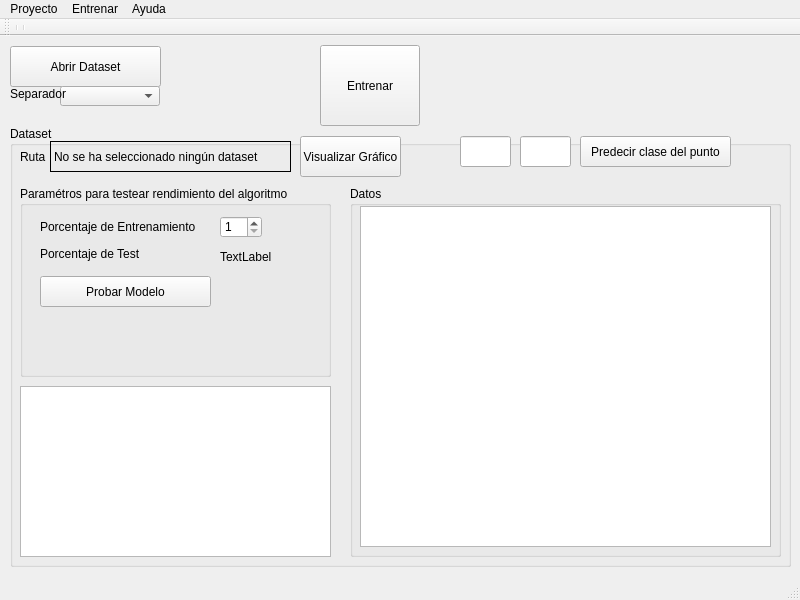
The window that src/UI/QT_Main.ui (hectornauta/kavecinos) describes before a commit, drawn with Qt 5.
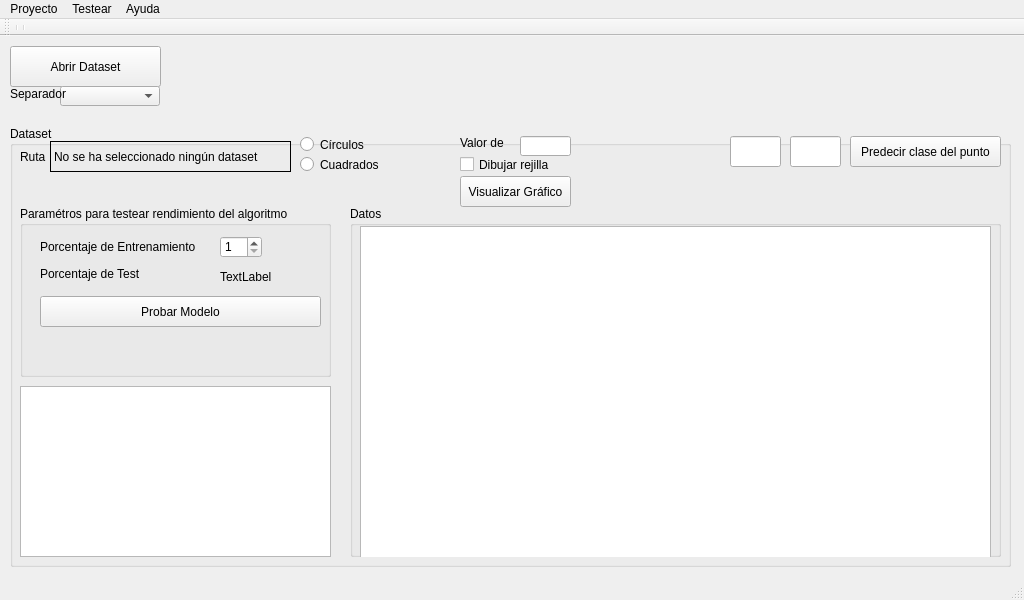
The same window after the commit.

Commit message:
Ingreso de k, círculos/cuadrados y rejilla
Entre otras cosas

Patch:
```diff
--- a/src/UI/QT_Main.ui
+++ b/src/UI/QT_Main.ui
@@ -6,7 +6,7 @@
    <rect>
     <x>0</x>
     <y>0</y>
-    <width>800</width>
+    <width>1024</width>
     <height>600</height>
    </rect>
   </property>
@@ -19,7 +19,7 @@
      <rect>
       <x>10</x>
       <y>90</y>
-      <width>781</width>
+      <width>1001</width>
       <height>441</height>
      </rect>
     </property>
@@ -62,9 +62,9 @@
      <property name="geometry">
       <rect>
        <x>10</x>
-       <y>60</y>
+       <y>80</y>
        <width>311</width>
-       <height>191</height>
+       <height>171</height>
       </rect>
      </property>
      <property name="title">
@@ -130,7 +130,7 @@
        <rect>
         <x>20</x>
         <y>90</y>
-        <width>171</width>
+        <width>281</width>
         <height>31</height>
        </rect>
       </property>
@@ -143,9 +143,9 @@
      <property name="geometry">
       <rect>
        <x>340</x>
-       <y>60</y>
-       <width>431</width>
-       <height>371</height>
+       <y>80</y>
+       <width>651</width>
+       <height>351</height>
       </rect>
      </property>
      <property name="title">
@@ -156,7 +156,7 @@
        <rect>
         <x>10</x>
         <y>20</y>
-        <width>411</width>
+        <width>631</width>
         <height>341</height>
        </rect>
       </property>
@@ -175,10 +175,10 @@
     <widget class="QPushButton" name="btnVerDataset">
      <property name="geometry">
       <rect>
-       <x>290</x>
-       <y>10</y>
-       <width>101</width>
-       <height>41</height>
+       <x>450</x>
+       <y>50</y>
+       <width>111</width>
+       <height>31</height>
       </rect>
      </property>
      <property name="text">
@@ -188,7 +188,7 @@
     <widget class="QLineEdit" name="linePuntoX">
      <property name="geometry">
       <rect>
-       <x>450</x>
+       <x>720</x>
        <y>10</y>
        <width>51</width>
        <height>31</height>
@@ -198,7 +198,7 @@
     <widget class="QLineEdit" name="linePuntoY">
      <property name="geometry">
       <rect>
-       <x>510</x>
+       <x>780</x>
        <y>10</y>
        <width>51</width>
        <height>31</height>
@@ -208,7 +208,7 @@
     <widget class="QPushButton" name="btnPredecirPunto">
      <property name="geometry">
       <rect>
-       <x>570</x>
+       <x>840</x>
        <y>10</y>
        <width>151</width>
        <height>31</height>
@@ -218,6 +218,68 @@
       <string>Predecir clase del punto</string>
      </property>
     </widget>
+    <widget class="QRadioButton" name="radioCirculo">
+     <property name="geometry">
+      <rect>
+       <x>290</x>
+       <y>10</y>
+       <width>82</width>
+       <height>17</height>
+      </rect>
+     </property>
+     <property name="text">
+      <string>Círculos</string>
+     </property>
+    </widget>
+    <widget class="QRadioButton" name="radioCuadrado">
+     <property name="geometry">
+      <rect>
+       <x>290</x>
+       <y>30</y>
+       <width>82</width>
+       <height>17</height>
+      </rect>
+     </property>
+     <property name="text">
+      <string>Cuadrados</string>
+     </property>
+    </widget>
+    <widget class="QCheckBox" name="checkRejilla">
+     <property name="geometry">
+      <rect>
+       <x>450</x>
+       <y>30</y>
+       <width>101</width>
+       <height>17</height>
+      </rect>
+     </property>
+     <property name="text">
+      <string>Dibujar rejilla</string>
+     </property>
+    </widget>
+    <widget class="QLabel" name="labelK">
+     <property name="geometry">
+      <rect>
+       <x>450</x>
+       <y>10</y>
+       <width>47</width>
+       <height>13</height>
+      </rect>
+     </property>
+     <property name="text">
+      <string>Valor de K</string>
+     </property>
+    </widget>
+    <widget class="QLineEdit" name="lineK">
+     <property name="geometry">
+      <rect>
+       <x>510</x>
+       <y>10</y>
+       <width>51</width>
+       <height>20</height>
+      </rect>
+     </property>
+    </widget>
    </widget>
    <widget class="QPushButton" name="abrirDataset">
     <property name="geometry">
@@ -232,19 +294,6 @@
      <string>Abrir Dataset</string>
     </property>
    </widget>
-   <widget class="QPushButton" name="btnEntrenar">
-    <property name="geometry">
-     <rect>
-      <x>320</x>
-      <y>9</y>
-      <width>100</width>
-      <height>81</height>
-     </rect>
-    </property>
-    <property name="text">
-     <string>Entrenar</string>
-    </property>
-   </widget>
    <widget class="QComboBox" name="comboSeparador">
     <property name="geometry">
      <rect>
@@ -274,7 +323,7 @@
     <rect>
      <x>0</x>
      <y>0</y>
-     <width>800</width>
+     <width>1024</width>
      <height>21</height>
     </rect>
    </property>
@@ -286,9 +335,9 @@
     <addaction name="separator"/>
     <addaction name="actionSalir"/>
    </widget>
-   <widget class="QMenu" name="menuEntrenar">
+   <widget class="QMenu" name="menuTest">
     <property name="title">
-     <string>Entrenar</string>
+     <string>Testear</string>
     </property>
    </widget>
    <widget class="QMenu" name="menuAyuda">
@@ -297,7 +346,7 @@
     </property>
    </widget>
    <addaction name="menuProyecto"/>
-   <addaction name="menuEntrenar"/>
+   <addaction name="menuTest"/>
    <addaction name="menuAyuda"/>
   </widget>
   <widget class="QStatusBar" name="statusbar"/>
```
The commit also changes 3 other files.
